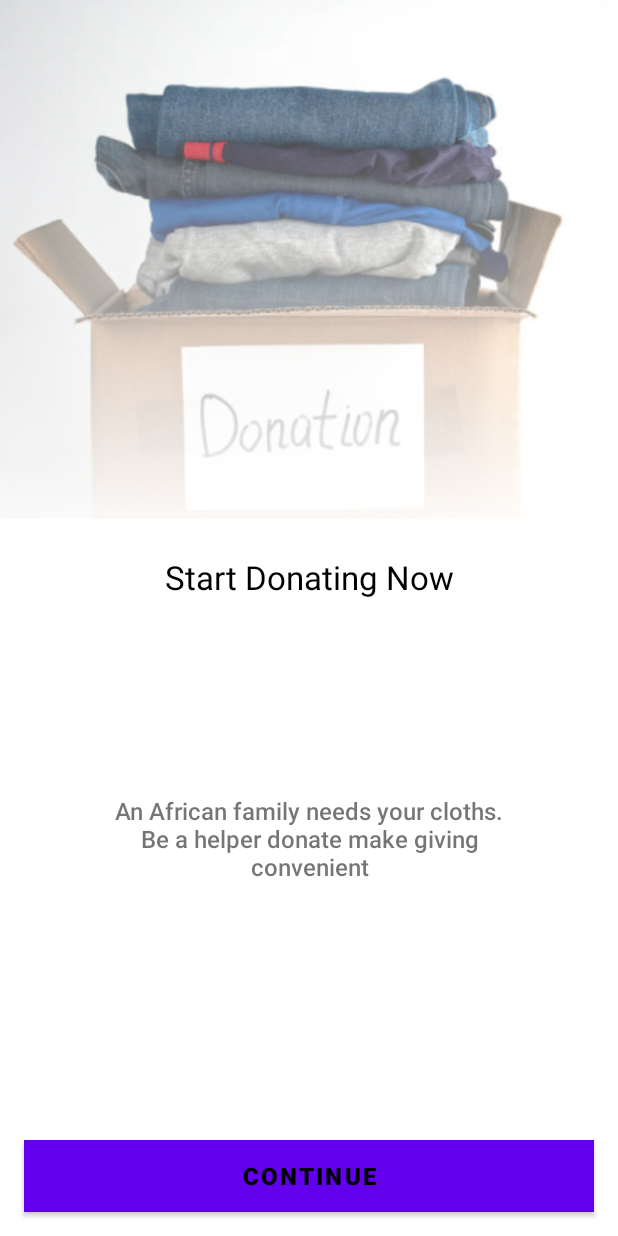
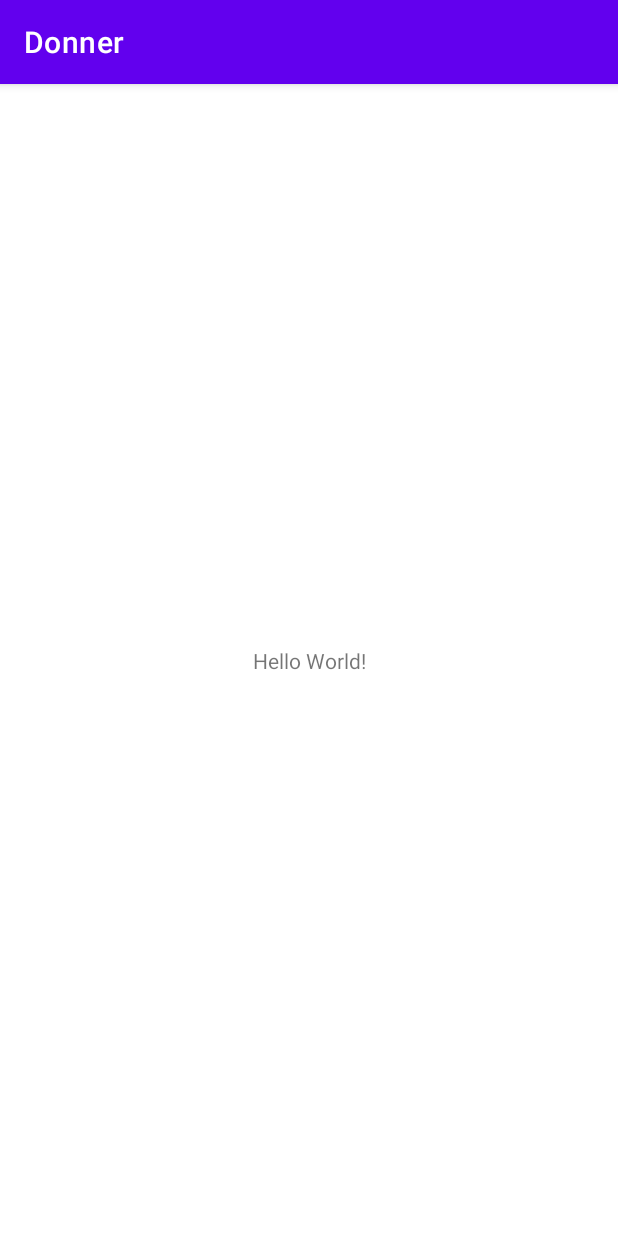
Before and after one commit to Silikhe/doner, an Android app: the screen it shows after launch (MainActivity), on a phone screen of 412 x 824 dp. Run offline under Robolectric (Android 15) with nearby library versions, the phone set to English and light mode, and no system bars.

Commit message:
Revert "feature(splascreen):add a splascreen activity"

```diff
--- a/app/build.gradle
+++ b/app/build.gradle
@@ -25,9 +25,6 @@ android {
         sourceCompatibility JavaVersion.VERSION_1_8
         targetCompatibility JavaVersion.VERSION_1_8
     }
-    buildFeatures {
-        viewBinding true
-    }
 }
 
 dependencies {
@@ -35,9 +32,6 @@ dependencies {
     implementation 'androidx.appcompat:appcompat:1.3.1'
     implementation 'com.google.android.material:material:1.4.0'
     implementation 'androidx.constraintlayout:constraintlayout:2.1.0'
-    implementation 'androidx.annotation:annotation:1.2.0'
-    implementation 'androidx.lifecycle:lifecycle-livedata-ktx:2.3.1'
-    implementation 'androidx.lifecycle:lifecycle-viewmodel-ktx:2.3.1'
     testImplementation 'junit:junit:4.+'
     androidTestImplementation 'androidx.test.ext:junit:1.1.3'
     androidTestImplementation 'androidx.test.espresso:espresso-core:3.4.0'
--- a/app/src/main/java/com/example/donner/MainActivity.java
+++ b/app/src/main/java/com/example/donner/MainActivity.java
@@ -3,20 +3,12 @@ package com.example.donner;
 import androidx.appcompat.app.AppCompatActivity;
 
 import android.os.Bundle;
-import android.widget.Button;
-import android.widget.Toast;
 
 public class MainActivity extends AppCompatActivity {
-    private Button mMainBtn;
 
     @Override
     protected void onCreate(Bundle savedInstanceState) {
         super.onCreate(savedInstanceState);
         setContentView(R.layout.activity_main);
-
-        mMainBtn = (Button) findViewById(R.id.continueBtn);
-        mMainBtn.setOnClickListener((view)->{
-            Toast.makeText(MainActivity.this, "Silas Added Success fully!", Toast.LENGTH_LONG).show();
-        });
     }
 }
--- a/app/src/main/java/com/example/donner/SplashScreenActivity.java
+++ /dev/null
@@ -1,37 +0,0 @@
-package com.example.donner;
-
-import androidx.appcompat.app.AppCompatActivity;
-
-import android.content.Intent;
-import android.os.Bundle;
-import android.os.Handler;
-import android.view.WindowManager;
-
-public class SplashScreenActivity extends AppCompatActivity {
-
-    private static int SPLASH_SCREEN_TIME_OUT=3000;
-
-    @Override
-    protected void onCreate(Bundle savedInstanceState) {
-        super.onCreate(savedInstanceState);
-        setContentView(R.layout.activity_splash_screen);
-
-        getWindow().setFlags(WindowManager.LayoutParams.FLAG_FULLSCREEN,
-                WindowManager.LayoutParams.FLAG_FULLSCREEN);
-
-        new Handler().postDelayed(new Runnable() {
-            @Override
-            public void run() {
-                Intent i=new Intent(SplashScreenActivity.this,
-                        MainActivity.class);
-                //Intent is used to switch from one activity to another.
-
-                startActivity(i);
-                //invoke the SecondActivity.
-
-                finish();
-                //the current activity will get finished.
-            }
-        }, SPLASH_SCREEN_TIME_OUT);
-    }
-}
--- a/app/src/main/res/layout/activity_main.xml
+++ b/app/src/main/res/layout/activity_main.xml
@@ -4,63 +4,15 @@
     xmlns:tools="http://schemas.android.com/tools"
     android:layout_width="match_parent"
     android:layout_height="match_parent"
-    tools:context=".MainActivity"
-    android:background="@color/white">
-
-    <ImageView
-        android:id="@+id/imageView"
-        android:layout_width="409dp"
-        android:layout_height="346dp"
-        android:scaleType="centerCrop"
-        app:layout_constraintEnd_toEndOf="parent"
-        app:layout_constraintHorizontal_bias="0.0"
-        app:layout_constraintStart_toStartOf="parent"
-        app:layout_constraintTop_toTopOf="parent"
-        app:srcCompat="@drawable/main1" />
+    tools:context=".MainActivity">
 
     <TextView
-        android:id="@+id/textView5"
         android:layout_width="wrap_content"
         android:layout_height="wrap_content"
-        android:layout_marginTop="24dp"
-        android:text="Start Donating Now"
-        android:textColor="@color/black"
-        android:textSize="22sp"
-        android:textStyle="normal"
-        app:layout_constraintEnd_toEndOf="parent"
-        app:layout_constraintStart_toStartOf="parent"
-        app:layout_constraintTop_toBottomOf="@+id/imageView" />
+        android:text="Hello World!"
+        app:layout_constraintBottom_toBottomOf="parent"
+        app:layout_constraintLeft_toLeftOf="parent"
+        app:layout_constraintRight_toRightOf="parent"
+        app:layout_constraintTop_toTopOf="parent" />
 
-    <TextView
-        android:id="@+id/textView6"
-        android:layout_width="260dp"
-        android:layout_height="57dp"
-        android:layout_marginStart="62dp"
-        android:layout_marginEnd="62dp"
-        android:fontFamily="sans-serif-medium"
-        android:text="An African family needs your cloths. Be a helper donate make giving convenient"
-        android:textAlignment="center"
-        android:textSize="16sp"
-        app:layout_constraintBottom_toTopOf="@+id/continueBtn"
-        app:layout_constraintEnd_toEndOf="parent"
-        app:layout_constraintStart_toStartOf="parent"
-        app:layout_constraintTop_toBottomOf="@+id/textView5"
-        app:layout_constraintVertical_bias="0.428" />
-
-    <Button
-        android:id="@+id/continueBtn"
-        android:layout_width="match_parent"
-        android:layout_height="wrap_content"
-        android:layout_marginStart="16dp"
-        android:layout_marginEnd="16dp"
-        android:layout_marginBottom="16dp"
-        android:background="@color/black"
-        android:text="Continue"
-        android:textColor="@color/black"
-        android:textSize="16sp"
-        android:textStyle="bold"
-        app:cornerRadius="20sp"
-        app:layout_constraintBottom_toBottomOf="parent"
-        app:layout_constraintEnd_toEndOf="parent"
-        app:layout_constraintStart_toStartOf="parent" />
 </androidx.constraintlayout.widget.ConstraintLayout>
--- a/app/src/main/res/values-land/dimens.xml
+++ /dev/null
@@ -1,3 +0,0 @@
-<resources>
- <dimen name="activity_horizontal_margin">48dp</dimen>
-</resources>
--- a/app/src/main/res/values-night/themes.xml
+++ b/app/src/main/res/values-night/themes.xml
@@ -1,39 +1,16 @@
-<!--<resources xmlns:tools="http://schemas.android.com/tools">-->
-<!--    &lt;!&ndash; Base application theme. &ndash;&gt;-->
-<!--    <style name="Theme.Donner" parent="Theme.MaterialComponents.DayNight.DarkActionBar">-->
-<!--        &lt;!&ndash; Primary brand color. &ndash;&gt;-->
-<!--        <item name="colorPrimary">@color/purple_200</item>-->
-<!--        <item name="colorPrimaryVariant">@color/purple_700</item>-->
-<!--        <item name="colorOnPrimary">@color/black</item>-->
-<!--        &lt;!&ndash; Secondary brand color. &ndash;&gt;-->
-<!--        <item name="colorSecondary">@color/teal_200</item>-->
-<!--        <item name="colorSecondaryVariant">@color/teal_200</item>-->
-<!--        <item name="colorOnSecondary">@color/black</item>-->
-<!--        &lt;!&ndash; Status bar color. &ndash;&gt;-->
-<!--        <item name="android:statusBarColor" tools:targetApi="l">?attr/colorPrimaryVariant</item>-->
-<!--        &lt;!&ndash; Customize your theme here. &ndash;&gt;-->
-<!--    </style>-->
-<!--</resources>-->
-
 <resources xmlns:tools="http://schemas.android.com/tools">
     <!-- Base application theme. -->
-    <style name="Theme.Donner" parent="Theme.MaterialComponents.DayNight.NoActionBar">
+    <style name="Theme.Donner" parent="Theme.MaterialComponents.DayNight.DarkActionBar">
         <!-- Primary brand color. -->
-        <item name="colorPrimary">@color/purple_500</item>
+        <item name="colorPrimary">@color/purple_200</item>
         <item name="colorPrimaryVariant">@color/purple_700</item>
-        <item name="colorOnPrimary">@color/white</item>
+        <item name="colorOnPrimary">@color/black</item>
         <!-- Secondary brand color. -->
         <item name="colorSecondary">@color/teal_200</item>
-        <item name="colorSecondaryVariant">@color/yellow</item>
+        <item name="colorSecondaryVariant">@color/teal_200</item>
         <item name="colorOnSecondary">@color/black</item>
         <!-- Status bar color. -->
         <item name="android:statusBarColor" tools:targetApi="l">?attr/colorPrimaryVariant</item>
         <!-- Customize your theme here. -->
-        <item name="android:windowSplashScreenBackground" tools:targetApi="s">@color/white</item>
-        <item name="android:windowSplashScreenAnimationDuration" tools:ignore="NewApi">1000</item>
-        <!--        <item name="android:windowSplashScreenIconBackground">@color/white</item>-->
-        <item name="android:windowSplashScreenAnimatedIcon" tools:targetApi="s">@drawable/logo</item>
-        <item name="android:windowSplashScreenBrandingImage" tools:targetApi="s">@drawable/logo</item>
-
     </style>
 </resources>
--- a/app/src/main/res/values-w1240dp/dimens.xml
+++ /dev/null
@@ -1,3 +0,0 @@
-<resources>
- <dimen name="activity_horizontal_margin">200dp</dimen>
-</resources>
--- a/app/src/main/res/values-w600dp/dimens.xml
+++ /dev/null
@@ -1,3 +0,0 @@
-<resources>
- <dimen name="activity_horizontal_margin">48dp</dimen>
-</resources>
--- a/app/src/main/res/values/colors.xml
+++ b/app/src/main/res/values/colors.xml
@@ -2,10 +2,9 @@
 <resources>
     <color name="purple_200">#FFBB86FC</color>
     <color name="purple_500">#FF6200EE</color>
-    <color name="purple_700">#FFFFFF</color>
+    <color name="purple_700">#FF3700B3</color>
     <color name="teal_200">#FF03DAC5</color>
     <color name="teal_700">#FF018786</color>
     <color name="black">#FF000000</color>
     <color name="white">#FFFFFFFF</color>
-    <color name="yellow">#FFA60C</color>
 </resources>
--- a/app/src/main/res/values/dimens.xml
+++ /dev/null
@@ -1,5 +0,0 @@
-<resources>
-    <!-- Default screen margins, per the Android Design guidelines. -->
- <dimen name="activity_horizontal_margin">16dp</dimen>
- <dimen name="activity_vertical_margin">16dp</dimen>
-</resources>
--- a/app/src/main/res/values/themes.xml
+++ b/app/src/main/res/values/themes.xml
@@ -1,22 +1,16 @@
 <resources xmlns:tools="http://schemas.android.com/tools">
     <!-- Base application theme. -->
-    <style name="Theme.Donner" parent="Theme.MaterialComponents.DayNight.NoActionBar">
+    <style name="Theme.Donner" parent="Theme.MaterialComponents.DayNight.DarkActionBar">
         <!-- Primary brand color. -->
         <item name="colorPrimary">@color/purple_500</item>
         <item name="colorPrimaryVariant">@color/purple_700</item>
         <item name="colorOnPrimary">@color/white</item>
         <!-- Secondary brand color. -->
         <item name="colorSecondary">@color/teal_200</item>
-        <item name="colorSecondaryVariant">@color/yellow</item>
+        <item name="colorSecondaryVariant">@color/teal_700</item>
         <item name="colorOnSecondary">@color/black</item>
         <!-- Status bar color. -->
         <item name="android:statusBarColor" tools:targetApi="l">?attr/colorPrimaryVariant</item>
         <!-- Customize your theme here. -->
-        <item name="android:windowSplashScreenBackground" tools:targetApi="s">@color/white</item>
-        <item name="android:windowSplashScreenAnimationDuration" tools:ignore="NewApi">1000</item>
-<!--        <item name="android:windowSplashScreenIconBackground">@color/white</item>-->
-        <item name="android:windowSplashScreenAnimatedIcon" tools:targetApi="s">@drawable/logo</item>
-        <item name="android:windowSplashScreenBrandingImage" tools:targetApi="s">@drawable/logo</item>
-
-</style>
+    </style>
 </resources>
```
Also changed, not shown: app/src/main/AndroidManifest.xml (+5 -23 lines), app/src/main/res/drawable/bg_gradient.xml (deleted, +0 -12 lines), app/src/main/res/layout/activity_splash_screen.xml (deleted, +0 -72 lines), app/src/main/res/values/strings.xml (+0 -9 lines), app/src/main/res/drawable-v24/logo.png (deleted), app/src/main/res/drawable-v24/main.png (deleted), app/src/main/res/drawable/main1.png (deleted).
